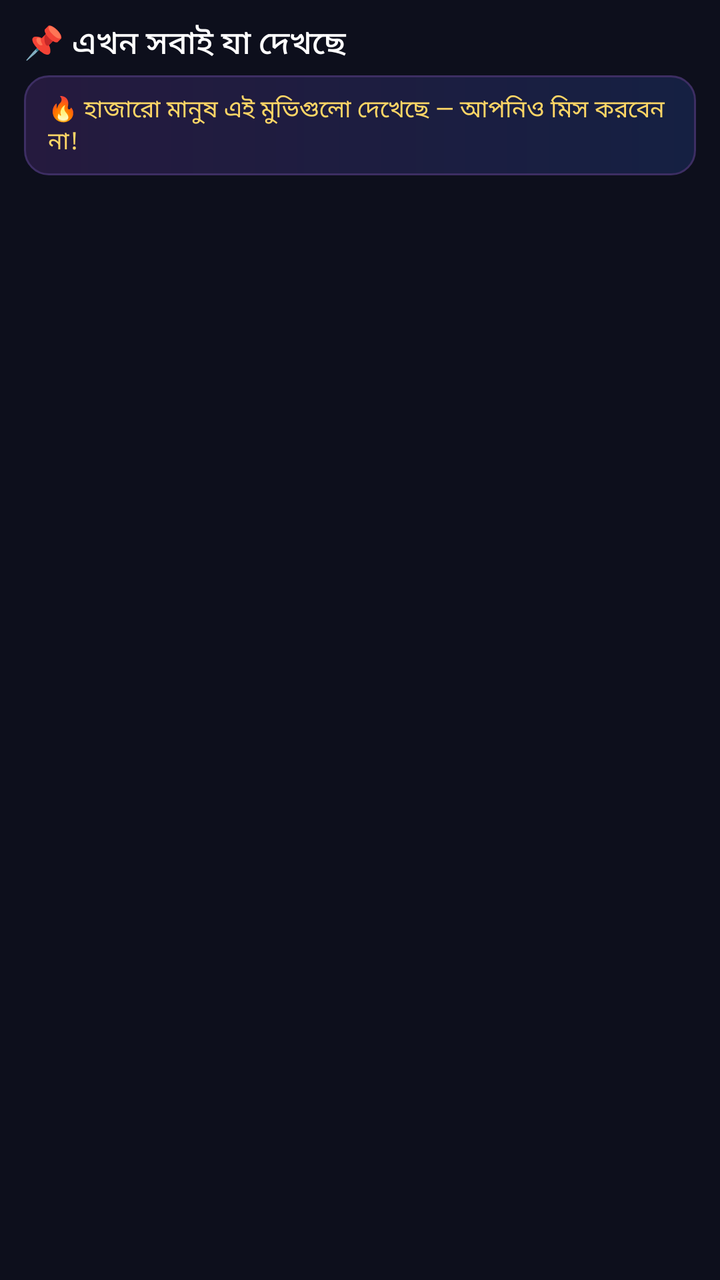
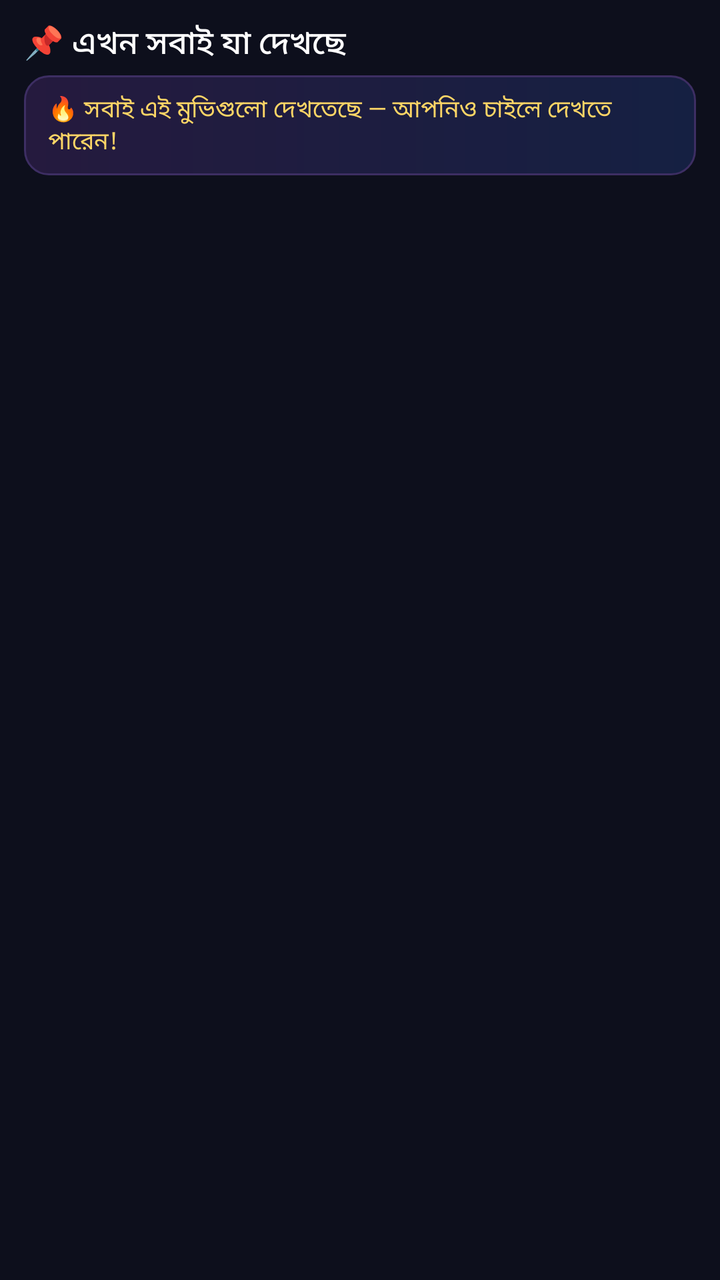

An Android layout rendered at two revisions. The XML below is the earlier revision; the diff shows what the commit changed to produce the second picture.
<!-- AndroidManifest.xml: application theme Theme.MovieBox -->
<!-- res/layout/item_section_pinned.xml -->
<?xml version="1.0" encoding="utf-8"?>
<LinearLayout xmlns:android="http://schemas.android.com/apk/res/android"
    android:layout_width="match_parent"
    android:layout_height="wrap_content"
    android:orientation="vertical"
    android:paddingTop="10dp">

    <TextView
        android:id="@+id/pinTitle"
        android:layout_width="wrap_content"
        android:layout_height="wrap_content"
        android:fontFamily="sans-serif-medium"
        android:paddingHorizontal="12dp"
        android:text="📌 এখন সবাই যা দেখছে"
        android:textColor="@color/textMain"
        android:textSize="16sp" />

    <TextView
        android:id="@+id/pinMsg"
        android:layout_width="match_parent"
        android:layout_height="wrap_content"
        android:layout_marginStart="12dp"
        android:layout_marginTop="4dp"
        android:layout_marginEnd="12dp"
        android:background="@drawable/bg_pin_msg"
        android:paddingStart="12dp"
        android:paddingTop="8dp"
        android:paddingEnd="12dp"
        android:paddingBottom="8dp"
        android:text="🔥 হাজারো মানুষ এই মুভিগুলো দেখেছে — আপনিও মিস করবেন না!"
        android:textColor="#FFD666"
        android:textSize="12sp" />

    <androidx.recyclerview.widget.RecyclerView
        android:id="@+id/pinList"
        android:layout_width="match_parent"
        android:layout_height="wrap_content"
        android:clipToPadding="false"
        android:paddingHorizontal="8dp"
        android:paddingVertical="6dp" />
</LinearLayout>
<!-- resources referenced by this layout -->
<resources>
  <color name="textMain">#FFFFFF</color>
  <!-- drawable bg_pin_msg (drawable) -->
  <?xml version="1.0" encoding="utf-8"?>
  <shape xmlns:android="http://schemas.android.com/apk/res/android"
      android:shape="rectangle">
      <gradient
          android:angle="0"
          android:startColor="#251A3E"
          android:endColor="#152042" />
      <corners android:radius="12dp" />
      <stroke
          android:width="1dp"
          android:color="#3D2E63" />
  </shape>
  <style name="Theme.MovieBox" parent="Theme.Material3.Dark.NoActionBar">
          <item name="colorPrimary">@color/accent</item>
          <item name="colorOnPrimary">#FFFFFF</item>
          <item name="colorSecondary">@color/accent2</item>
          <item name="android:colorBackground">@color/bg</item>
          <item name="colorSurface">@color/surface</item>
          <item name="colorOnSurface">@color/textMain</item>
          <item name="android:statusBarColor">@color/bg</item>
          <item name="android:navigationBarColor">@color/bg</item>
          <item name="android:textColor">@color/textMain</item>
          <item name="android:fontFamily">sans-serif</item>
      </style>
  <color name="accent">#7C4DFF</color>
  <color name="accent2">#00E5A0</color>
  <color name="bg">#0D0F1C</color>
  <color name="surface">#151827</color>
</resources>

<!-- the commit's change to res/layout/item_section_pinned.xml (unified diff, before → after) -->
@@ -27,7 +27,7 @@
         android:paddingTop="8dp"
         android:paddingEnd="12dp"
         android:paddingBottom="8dp"
-        android:text="🔥 হাজারো মানুষ এই মুভিগুলো দেখেছে — আপনিও মিস করবেন না!"
+        android:text="🔥 সবাই এই মুভিগুলো দেখতেছে — আপনিও চাইলে দেখতে পারেন!"
         android:textColor="#FFD666"
         android:textSize="12sp" />
 
